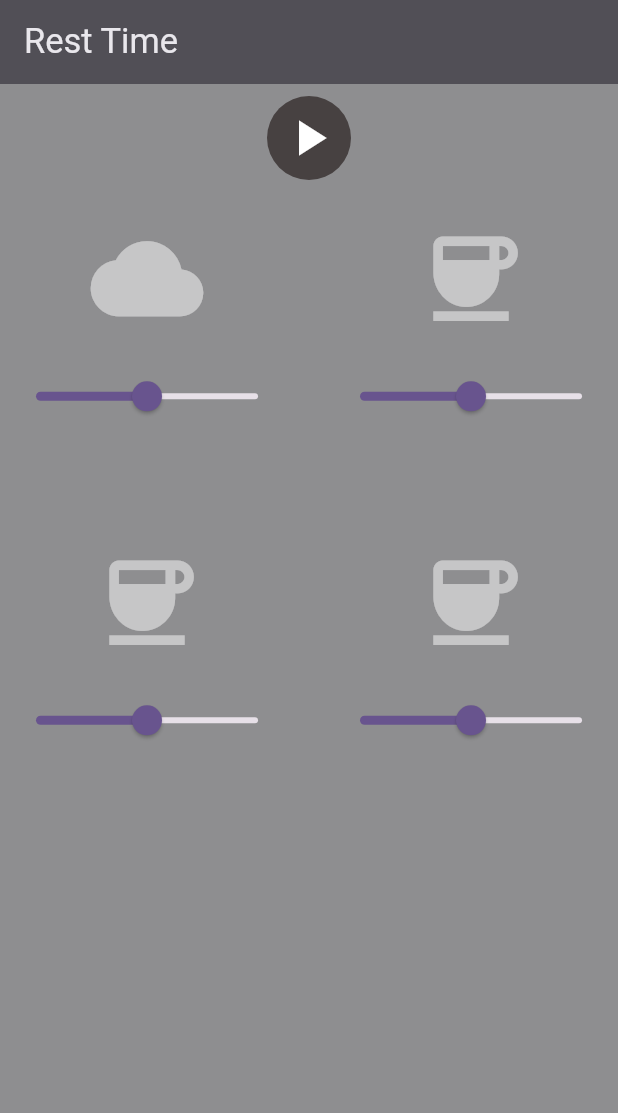
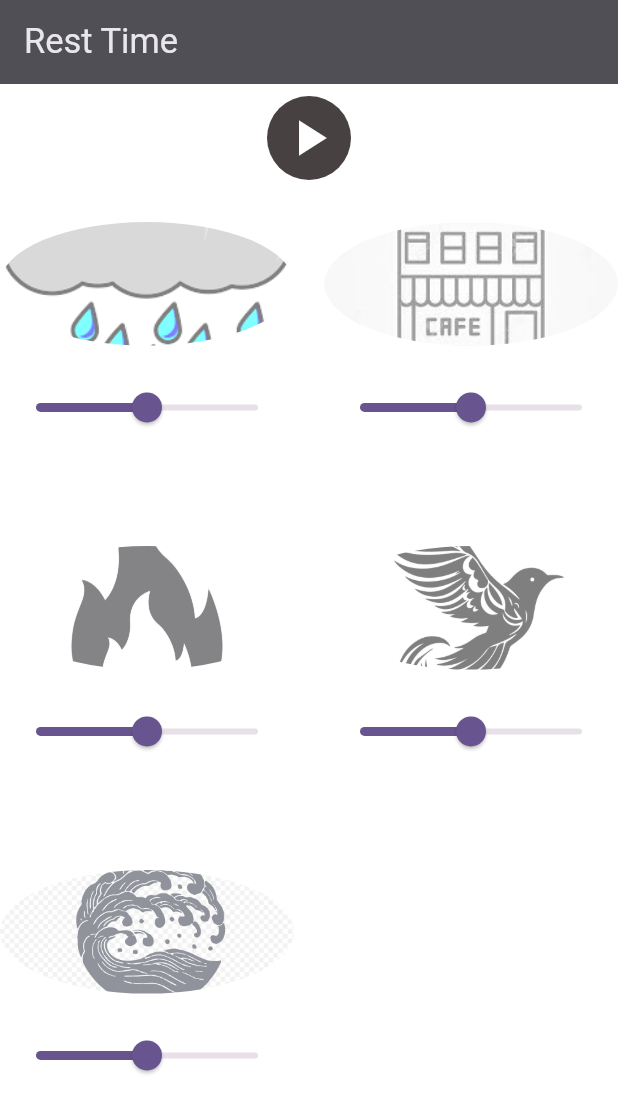
Before and after one commit to ahmetbekir22/focus-app-flutter, a Flutter app: the screen it shows after launch, on a phone screen of 412 x 824 dp. Shown: the top 1113 px of the screen. Run offline on Flutter 3.47's test engine with Material 3 defaults, Android fonts, the phone set to English and light mode, and no system bars; our stand-ins replace audioplayers, get.

Commit message:
images and sounds added

```diff
--- a/focus_app/lib/components/custom_audio_widget.dart
+++ b/focus_app/lib/components/custom_audio_widget.dart
@@ -3,14 +3,14 @@ import 'package:get/get.dart';
 import 'package:audioplayers/audioplayers.dart';
 
 class CustomAudioWidget extends StatelessWidget {
-  final IconData icon;
+  final String imagePath;
   final String audioPath;
   final AudioPlayer audioPlayer;
   final RxBool isPlaying = false.obs;
   final RxDouble volume = 0.5.obs;
 
   CustomAudioWidget({
-    required this.icon,
+    required this.imagePath,
     required this.audioPath,
     required this.audioPlayer,
   });
@@ -21,6 +21,8 @@ class CustomAudioWidget extends StatelessWidget {
     var height = MediaQuery.of(context).size.height;
 
     return Column(
+      mainAxisSize:
+          MainAxisSize.min, // Taşmaları önlemek için mainAxisSize kullanın
       children: [
         GestureDetector(
           onTap: playPauseAudio,
@@ -28,10 +30,17 @@ class CustomAudioWidget extends StatelessWidget {
             () => AnimatedOpacity(
               opacity: volume.value,
               duration: const Duration(milliseconds: 300),
-              child: Icon(
-                icon,
-                size: 75,
-                color: Colors.white,
+              child: SizedBox(
+                width: width * 0.5,
+                height: height * 0.1,
+                child: ClipOval(
+                  child: Image.asset(
+                    imagePath,
+
+                    fit: BoxFit
+                        .cover, // Resmin taşmasını önlemek için fit kullanın
+                  ),
+                ),
               ),
             ),
           ),
--- a/focus_app/lib/pages/home_page.dart
+++ b/focus_app/lib/pages/home_page.dart
@@ -1,8 +1,9 @@
 import 'package:flutter/material.dart';
 import 'package:get/get.dart';
 import '../components/custom_audio_widget.dart';
+import 'package:audioplayers/audioplayers.dart';
+
 import '../controller/audio_contoller.dart';
-import 'package:audioplayers/audioplayers.dart';
 
 class HomePage extends StatelessWidget {
   const HomePage({super.key});
@@ -11,19 +12,42 @@ class HomePage extends StatelessWidget {
   Widget build(BuildContext context) {
     final audioController = Get.put(AudioController());
 
-    final rainAudioPlayer = AudioPlayer();
-    audioController.registerAudioPlayer(rainAudioPlayer);
-    rainAudioPlayer.setSourceAsset('sounds/rain_voice.mp3');
-    final musicAudioPlayer = AudioPlayer();
-    audioController.registerAudioPlayer(musicAudioPlayer);
-    musicAudioPlayer.setSourceAsset('sounds/cafe_sound.mp3');
+    final List<Map<String, String>> audioFiles = [
+      {
+        'imagePath': 'assets/images/rain.png',
+        'audioPath': 'sounds/rain_voice.mp3'
+      },
+      {
+        'imagePath': 'assets/images/cafe.jpeg',
+        'audioPath': 'sounds/cafe_sound.mp3'
+      },
+      {
+        'imagePath': 'assets/images/fire-icon.jpg',
+        'audioPath': 'sounds/fire_sound.mp3'
+      },
+      {
+        'imagePath': 'assets/images/birds-icon.jpg',
+        'audioPath': 'sounds/birds_sound.mp3'
+      },
+      {
+        'imagePath': 'assets/images/waves.png',
+        'audioPath': 'sounds/waves_sound.mp3'
+      },
+    ];
+
+    final List<AudioPlayer> audioPlayers = audioFiles.map((audioFile) {
+      final player = AudioPlayer();
+      player.setSourceAsset(audioFile['audioPath']!);
+      audioController.registerAudioPlayer(player);
+      return player;
+    }).toList();
 
     return Scaffold(
       appBar: AppBar(
         elevation: 4,
         backgroundColor: const Color.fromARGB(255, 79, 79, 80),
         title: const Text(
-          'Rest Time ',
+          'Rest Time',
           style: TextStyle(
             color: Color.fromARGB(255, 233, 231, 236),
             fontSize: 23,
@@ -32,7 +56,7 @@ class HomePage extends StatelessWidget {
         ),
       ),
       body: Container(
-        color: const Color.fromARGB(255, 142, 142, 144),
+        color: Colors.white,
         child: Column(
           children: [
             Center(
@@ -70,28 +94,13 @@ class HomePage extends StatelessWidget {
                 mainAxisSpacing: 20,
                 crossAxisSpacing: 20,
                 padding: EdgeInsets.zero,
-                children: [
-                  CustomAudioWidget(
-                    icon: Icons.cloud,
-                    audioPath: 'sounds/rain_voice.mp3',
-                    audioPlayer: rainAudioPlayer,
-                  ),
-                  CustomAudioWidget(
-                    icon: Icons.coffee,
-                    audioPath: 'sounds/cafe_sound.mp3',
-                    audioPlayer: musicAudioPlayer,
-                  ),
-                  CustomAudioWidget(
-                    icon: Icons.coffee,
-                    audioPath: 'sounds/cafe_sound.mp3',
-                    audioPlayer: musicAudioPlayer,
-                  ),
-                  CustomAudioWidget(
-                    icon: Icons.coffee,
-                    audioPath: 'sounds/cafe_sound.mp3',
-                    audioPlayer: musicAudioPlayer,
-                  ),
-                ],
+                children: List.generate(audioFiles.length, (index) {
+                  return CustomAudioWidget(
+                    imagePath: audioFiles[index]['imagePath']!,
+                    audioPath: audioFiles[index]['audioPath']!,
+                    audioPlayer: audioPlayers[index],
+                  );
+                }),
               ),
             ),
           ],
--- a/focus_app/pubspec.yaml
+++ b/focus_app/pubspec.yaml
@@ -62,6 +62,7 @@ flutter:
   # To add assets to your application, add an assets section, like this:
   assets:
     - assets/sounds/
+    - assets/images/
 
 
   # An image asset can refer to one or more resolution-specific "variants", see
```
Also changed, not shown: focus_app/assets/images/birds-icon.jpg (added), focus_app/assets/images/cafe.jpeg (added), focus_app/assets/images/fire-icon.jpg (added), focus_app/assets/images/rain.png (added), focus_app/assets/images/waves.png (added), focus_app/assets/images/wind.png (added), 4 other files.
